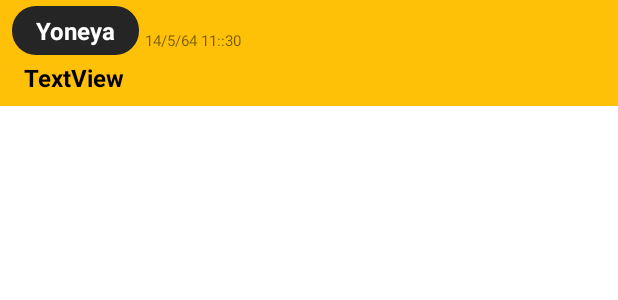
After one commit to Yoneya-ohm1221/puzzle15game, an Android app: the layout cardview_chat.xml on its own in the app's theme, with its tools: preview values and no code run, on a phone screen of 412 x 824 dp. The commit adds this screen. Shown: the top 300 px of the screen. Run offline under Robolectric (Android 15) with nearby library versions, the phone set to English and light mode, and no system bars.

Commit message:
online world Chat

```diff
--- a/app/src/main/java/com/example/puzzle15/menu/HistoryActivity.kt
+++ b/app/src/main/java/com/example/puzzle15/menu/HistoryActivity.kt
@@ -25,6 +25,8 @@ class HistoryActivity : AppCompatActivity() {
         super.onCreate(savedInstanceState)
         setContentView(R.layout.activity_history)
         window.navigationBarColor = resources.getColor(R.color.bg)
+        window.statusBarColor = resources.getColor(R.color.bg)
+        window.decorView.systemUiVisibility = View.SYSTEM_UI_FLAG_LIGHT_STATUS_BAR
         recyclerView=findViewById(R.id.recycleview)
         emptry = findViewById(R.id.empty)
         back = findViewById(R.id.back2)
--- a/app/src/main/java/com/example/puzzle15/menu/RankingActivity.kt
+++ b/app/src/main/java/com/example/puzzle15/menu/RankingActivity.kt
@@ -31,6 +31,8 @@ class RankingActivity : AppCompatActivity() {
         setContentView(R.layout.activity_ranking)
         back = findViewById(R.id.back2)
         window.navigationBarColor = resources.getColor(R.color.bg)
+        window.statusBarColor = resources.getColor(R.color.bg)
+        window.decorView.systemUiVisibility = View.SYSTEM_UI_FLAG_LIGHT_STATUS_BAR
         recyclerView = findViewById(R.id.recycleview)
         name1=findViewById(R.id.name1)
         name2=findViewById(R.id.name2)
--- /dev/null
+++ b/app/src/main/res/layout/cardview_chat.xml
@@ -0,0 +1,64 @@
+<?xml version="1.0" encoding="utf-8"?>
+<androidx.constraintlayout.widget.ConstraintLayout xmlns:android="http://schemas.android.com/apk/res/android"
+    xmlns:app="http://schemas.android.com/apk/res-auto"
+    xmlns:tools="http://schemas.android.com/tools"
+    android:layout_width="match_parent"
+    android:layout_height="wrap_content"
+    android:background="@color/bg">
+
+    <androidx.constraintlayout.widget.ConstraintLayout
+        android:id="@+id/constraintLayout7"
+        android:layout_width="wrap_content"
+        android:layout_height="wrap_content"
+        android:layout_marginStart="8dp"
+        android:layout_marginTop="4dp"
+        android:background="@drawable/item_backgroundwin"
+        app:layout_constraintStart_toStartOf="parent"
+        app:layout_constraintTop_toTopOf="parent">
+
+        <TextView
+            android:id="@+id/txtnamechat"
+            android:layout_width="wrap_content"
+            android:layout_height="wrap_content"
+            android:layout_marginStart="16dp"
+            android:layout_marginTop="5dp"
+            android:layout_marginEnd="16dp"
+            android:layout_marginBottom="5dp"
+            android:text="Yoneya"
+            android:textColor="@color/white"
+            android:textSize="16sp"
+            android:textStyle="bold"
+            app:layout_constraintBottom_toBottomOf="parent"
+            app:layout_constraintEnd_toEndOf="parent"
+            app:layout_constraintStart_toStartOf="parent"
+            app:layout_constraintTop_toTopOf="parent" />
+    </androidx.constraintlayout.widget.ConstraintLayout>
+
+    <TextView
+        android:id="@+id/txtchat"
+        android:layout_width="0dp"
+        android:layout_height="wrap_content"
+        android:layout_marginStart="16dp"
+        android:layout_marginTop="4dp"
+        android:layout_marginEnd="32dp"
+        android:layout_marginBottom="8dp"
+        android:text="TextView"
+        android:textColor="@color/black"
+        android:textSize="16sp"
+        android:textStyle="bold"
+        app:layout_constraintBottom_toBottomOf="parent"
+        app:layout_constraintEnd_toEndOf="parent"
+        app:layout_constraintStart_toStartOf="parent"
+        app:layout_constraintTop_toBottomOf="@+id/constraintLayout7" />
+
+    <TextView
+        android:id="@+id/txtdate1"
+        android:layout_width="wrap_content"
+        android:layout_height="wrap_content"
+        android:layout_marginStart="4dp"
+        android:layout_marginTop="20dp"
+        android:text="14/5/64 11::30"
+        android:textSize="10sp"
+        app:layout_constraintStart_toEndOf="@+id/constraintLayout7"
+        app:layout_constraintTop_toTopOf="parent" />
+</androidx.constraintlayout.widget.ConstraintLayout>
--- a/app/src/main/res/values/strings.xml
+++ b/app/src/main/res/values/strings.xml
@@ -1,5 +1,5 @@
 <resources>
-    <string name="app_name">puzzle15</string>
+    <string name="app_name">puzzle15:Online</string>
     <!-- TODO: Remove or change this placeholder text -->
     <string name="hello_blank_fragment">Hello blank fragment</string>
 </resources>
```
Also changed, not shown: app/src/main/AndroidManifest.xml (+8 -1 lines), app/src/main/java/com/example/puzzle15/MainActivity.kt (+7 -0 lines), app/src/main/java/com/example/puzzle15/menu/MenuActivity.kt (+14 -1 lines), app/src/main/java/com/example/puzzle15/menu/WorldChatActivity.kt (added, +136 -0 lines), app/src/main/res/layout/activity_menu.xml (+26 -1 lines), app/src/main/res/layout/activity_world_chat.xml (added, +81 -0 lines), app/src/main/res/drawable-v24/chat.png (added).
